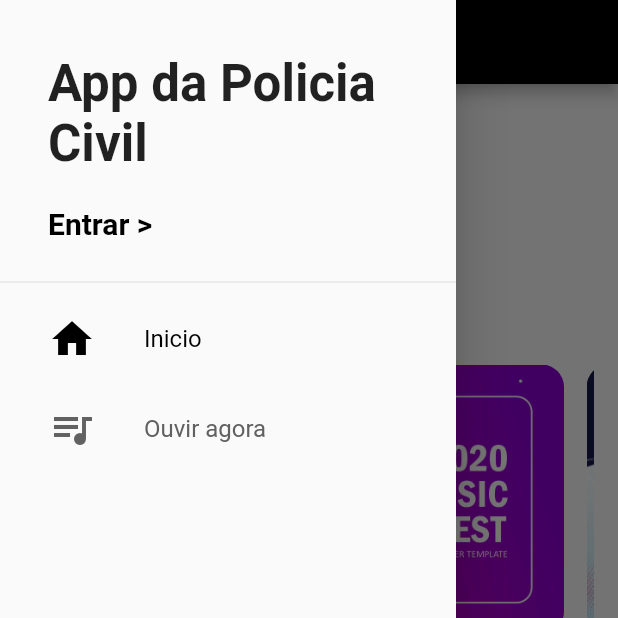
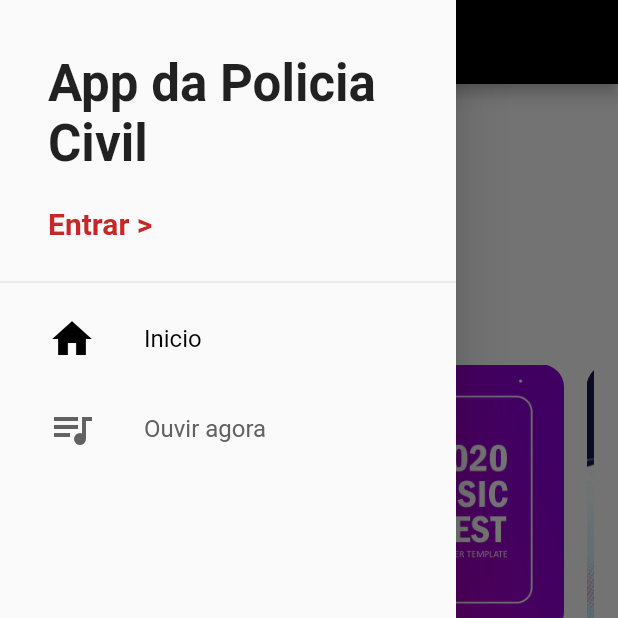
Before and after one commit to equipeffoficial/pc, a Flutter app: the screen it shows after launch, with the side drawer open, on a phone screen of 412 x 824 dp, the top half of it. Run offline on Flutter 3.47's test engine with Material 2 defaults, Android fonts, the phone set to English and light mode, and no system bars; our stand-ins replace cloud_firestore, firebase_auth; missing offline and left inert: expansion_card; accounts and stored records are empty; network calls fail.

Commit message:
Algumas das ultimas alterações realizadas, projeto está próximo do fim.

```diff
--- a/lib/common/custom_drawer/custom_drawer_header.dart
+++ b/lib/common/custom_drawer/custom_drawer_header.dart
@@ -35,7 +35,7 @@ class  CustomDrawerHeader extends StatelessWidget {
                       ? 'Sair'
                       : 'Entrar >',
                   style: TextStyle(
-                    color: Theme.of(context).primaryColor,
+                    color: Colors.red[800],
                     fontSize: 20,
                     fontWeight: FontWeight.bold,
                   ),
```
